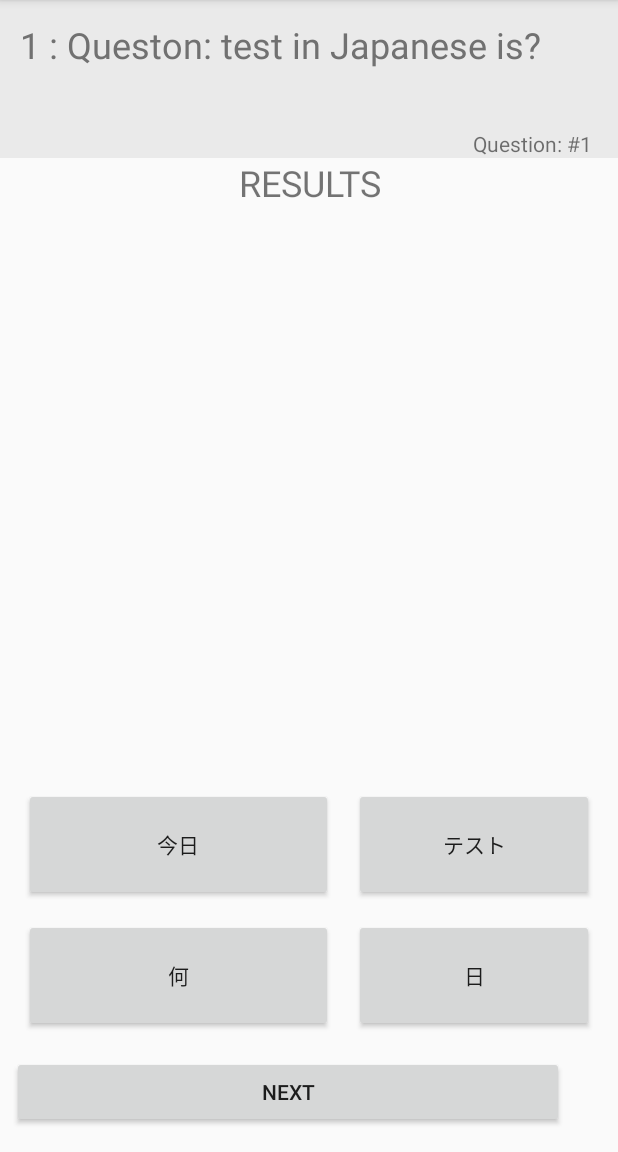
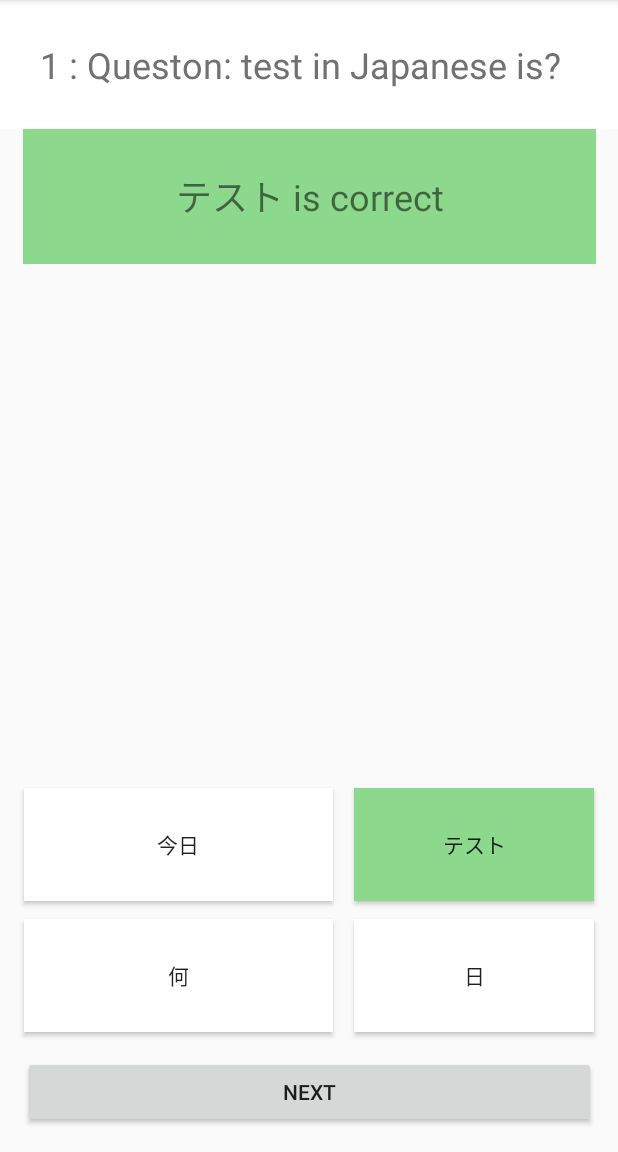
Before and after one commit to mosesweb/JapaneseWordsSimpleQuiz, an Android app: the wordTestActivity screen opened directly, with no data from a screen before it, after a tap on "テスト", on a phone screen of 412 x 824 dp, the part 84-1236 px from its top. Run offline under Robolectric (Android 15) with nearby library versions, the phone set to English and light mode, and no system bars.

Commit message:
new result activity, layout changes, colors

```diff
--- a/app/src/main/AndroidManifest.xml
+++ b/app/src/main/AndroidManifest.xml
@@ -6,6 +6,7 @@
         android:allowBackup="true"
         android:icon="@mipmap/ic_launcher"
         android:label="@string/app_name"
+        android:screenOrientation="portrait"
         android:supportsRtl="true"
         android:theme="@style/AppTheme">
         <activity android:name=".MainActivity">
@@ -15,7 +16,8 @@
                 <category android:name="android.intent.category.LAUNCHER" />
             </intent-filter>
         </activity>
-        <activity android:name=".wordTestActivity"></activity>
+        <activity android:name=".wordTestActivity" />
+        <activity android:name=".results_activity"></activity>
     </application>
 
 </manifest>
--- a/app/src/main/java/com/example/studerande/japanesewords/wordTestActivity.java
+++ b/app/src/main/java/com/example/studerande/japanesewords/wordTestActivity.java
@@ -1,6 +1,7 @@
 package com.example.studerande.japanesewords;
 
 import android.content.Intent;
+import android.provider.CalendarContract;
 import android.support.annotation.NonNull;
 import android.support.v7.app.AppCompatActivity;
 import android.os.Bundle;
@@ -69,10 +70,10 @@ public class wordTestActivity extends AppCompatActivity {
         setContentView(R.layout.activity_word_test);
 
         TextView tw = (TextView) findViewById(R.id.question_tw);
-        TextView tw_q = (TextView) findViewById(R.id.q_num);
-        tw_q.setText("Question: #1");
+        // TextView tw_q = (TextView) findViewById(R.id.q_num);
+       // tw_q.setText("Question: #1");
 
-        Toast.makeText(this, word2.Japanese, Toast.LENGTH_SHORT).show();
+       // Toast.makeText(this, word2.Japanese, Toast.LENGTH_SHORT).show();
 
         final word current_quest_word = word;
 
@@ -82,22 +83,36 @@ public class wordTestActivity extends AppCompatActivity {
     public void onClick(View v)
     {
         Button b = (Button)v;
+        Button currButton = ((Button) v);
+
         String the_btn_answer = b.getText().toString();
         String res = "";
+        TextView result_textview = (TextView) findViewById(R.id.result_text);
+
+        currButton.setBackgroundResource(R.color.greenCorrect);
+        String buttonText = ((Button) v).getText().toString();
+        //Toast.makeText(this, buttonText, Toast.LENGTH_LONG).show();
+
         if(checkAnswer(the_btn_answer))
         {
             res = "correct!";
-            Toast.makeText(wordTestActivity.this, res, Toast.LENGTH_SHORT).show();
+          //  Toast.makeText(wordTestActivity.this, res, Toast.LENGTH_SHORT).show();
             current_word_num++;
             Button nextbtn = (Button) findViewById(R.id.next_button);
             nextbtn.setText("NEXT");
             nextbtn.setEnabled(true);
 
+            result_textview.setBackgroundResource(R.color.greenCorrect);
+            result_textview.setText(current_word.Japanese + " is correct");
+
         }
         else
         {
             res = "wrong!";
-            Toast.makeText(wordTestActivity.this, res, Toast.LENGTH_SHORT).show();
+           // Toast.makeText(wordTestActivity.this, res, Toast.LENGTH_SHORT).show();
+            result_textview.setBackgroundResource(R.color.redWrong);
+            result_textview.setText(currButton.getText().toString() + " is wrong");
+            currButton.setBackgroundResource(R.color.redWrong);
         }
     }
 
@@ -108,7 +123,27 @@ public class wordTestActivity extends AppCompatActivity {
         Button nextbtn = (Button) findViewById(R.id.next_button);
         nextbtn.setText("ANSWER");
         nextbtn.setEnabled(false);
+        resetAllButtons();
     }
+    public void resetAllButtons()
+    {
+        Button btn1 = (Button) findViewById(R.id.ansr_btn1);
+        Button btn2 = (Button) findViewById(R.id.ansr_btn2);
+        Button btn3 = (Button) findViewById(R.id.ansr_btn3);
+        Button btn4 = (Button) findViewById(R.id.ansr_btn4);
+        btn1.setBackgroundResource(R.color.whiteDef);
+        btn2.setBackgroundResource(R.color.whiteDef);
+        btn3.setBackgroundResource(R.color.whiteDef);
+        btn4.setBackgroundResource(R.color.whiteDef);
+
+        TextView result_textview = (TextView) findViewById(R.id.result_text);
+        result_textview.setText("Awaiting your answer...");
+        result_textview.setBackgroundResource(R.color.whiteDef);
+
+        TextView description_textview = (TextView) findViewById(R.id.description_textview);
+        description_textview.setText("");
+    }
+
 
     public void getQuestion(int q_num)
     {
@@ -116,8 +151,8 @@ public class wordTestActivity extends AppCompatActivity {
         if(q_num != mylist.size()) {
             int whatnumberofquestion = 0;
             whatnumberofquestion = q_num + 1;
-            TextView tw_q = (TextView) findViewById(R.id.q_num);
-            tw_q.setText("Question: #" + whatnumberofquestion);
+           // TextView tw_q = (TextView) findViewById(R.id.q_num);
+            // tw_q.setText("Question: #" + whatnumberofquestion);
 
             current_word = (word) mylist.get(q_num);
             setRandomOptions();
@@ -129,6 +164,10 @@ public class wordTestActivity extends AppCompatActivity {
         else
         {
             tw.setText("ALL QUESTIONS ARE DONE!");
+            String myresult = "hey this is my result!";
+            Intent intent = new Intent(getBaseContext(), results_activity.class);
+            intent.putExtra("RESULT_IS", myresult);
+            startActivity(intent);
         }
     }
     public Boolean checkAnswer(String jap_jap)
--- a/app/src/main/res/layout/activity_word_test.xml
+++ b/app/src/main/res/layout/activity_word_test.xml
@@ -12,35 +12,24 @@
     <TextView
         android:id="@+id/question_tw"
         android:layout_width="0dp"
-        android:layout_height="105dp"
-        android:text="TextView"
-        android:textSize="24sp"
-        android:textColor="#717171"
-        android:padding="20px"
-        android:background="#EAEAEA"
+        android:layout_height="wrap_content"
+        android:background="@color/whiteDef"
         android:ellipsize="none"
-        android:scrollHorizontally="false"
         android:ems="10"
         android:maxLines="100"
+        android:padding="40px"
+        android:scrollHorizontally="false"
+        android:text="TextView"
+        android:textColor="#717171"
+        android:textSize="24sp"
+        app:layout_constraintHorizontal_bias="0.0"
+        app:layout_constraintLeft_toLeftOf="parent"
+        app:layout_constraintRight_toRightOf="parent"
+        app:layout_constraintTop_toTopOf="parent"
+        tools:layout_constraintLeft_creator="1"
+        tools:layout_constraintRight_creator="1"
         tools:layout_constraintTop_creator="1"
-        tools:layout_constraintRight_creator="1"
-        app:layout_constraintRight_toRightOf="parent"
-        tools:layout_constraintLeft_creator="1"
-        app:layout_constraintLeft_toLeftOf="parent"
-        app:layout_constraintTop_toTopOf="parent"
-        app:layout_constraintHorizontal_bias="0.0" />
-
-    <TextView
-        android:id="@+id/q_num"
-        android:layout_width="wrap_content"
-        android:layout_height="wrap_content"
-        android:text="TextView"
-        android:layout_marginEnd="17dp"
-        tools:layout_constraintRight_creator="1"
-        tools:layout_constraintBottom_creator="1"
-        app:layout_constraintBottom_toBottomOf="@+id/question_tw"
-        app:layout_constraintRight_toRightOf="@+id/question_tw"
-        android:layout_marginRight="17dp" />
+        />
 
     <Button
         android:id="@+id/ansr_btn3"
@@ -54,7 +43,8 @@
         app:layout_constraintBottom_toTopOf="@+id/ansr_btn4"
         app:layout_constraintRight_toRightOf="parent"
         android:layout_marginBottom="12dp"
-        android:layout_marginRight="16dp" />>
+        android:layout_marginRight="16dp"
+        android:background="@color/whiteDef"/>
 
     <Button
         android:id="@+id/ansr_btn2"
@@ -67,7 +57,8 @@
         app:layout_constraintBaseline_toBaselineOf="@+id/ansr_btn4"
         tools:layout_constraintBaseline_creator="1"
         tools:layout_constraintLeft_creator="1"
-        app:layout_constraintLeft_toLeftOf="@+id/ansr_btn1" />
+        app:layout_constraintLeft_toLeftOf="@+id/ansr_btn1"
+        android:background="@color/whiteDef"/>
 
     <Button
         android:id="@+id/ansr_btn4"
@@ -81,7 +72,8 @@
         app:layout_constraintRight_toRightOf="@+id/ansr_btn3"
         tools:layout_constraintLeft_creator="1"
         android:layout_marginBottom="80dp"
-        app:layout_constraintLeft_toLeftOf="@+id/ansr_btn3" />
+        app:layout_constraintLeft_toLeftOf="@+id/ansr_btn3"
+        android:background="@color/whiteDef"/>
 
     <Button
         android:id="@+id/ansr_btn1"
@@ -99,26 +91,26 @@
         android:layout_marginBottom="12dp"
         app:layout_constraintLeft_toLeftOf="parent"
         android:layout_marginLeft="16dp"
-        android:layout_marginRight="14dp" />
+        android:layout_marginRight="14dp"
+        android:background="@color/whiteDef"/>
 
     <Button
         android:id="@+id/next_button"
-        android:layout_width="368dp"
-        android:layout_height="wrap_content"
+        android:layout_width="382dp"
+        android:layout_height="48dp"
         android:layout_marginBottom="16dp"
-        android:layout_marginLeft="8dp"
-        android:layout_marginStart="8dp"
         android:onClick="nextQuestion"
         android:text="Button"
         app:layout_constraintBottom_toBottomOf="parent"
+        tools:layout_constraintBottom_creator="1"
+        tools:layout_constraintLeft_creator="1"
         app:layout_constraintLeft_toLeftOf="parent"
-        tools:layout_constraintBottom_creator="1"
-        tools:layout_constraintLeft_creator="1" />
+        app:layout_constraintRight_toRightOf="parent" />
 
     <TextView
         android:id="@+id/result_text"
-        android:layout_width="0dp"
-        android:layout_height="79dp"
+        android:layout_width="382dp"
+        android:layout_height="90dp"
         android:text="RESULTS"
         android:textAlignment="center"
         android:textSize="24sp"
@@ -127,6 +119,21 @@
         app:layout_constraintTop_toBottomOf="@+id/question_tw"
         tools:layout_constraintLeft_creator="1"
         tools:layout_constraintRight_creator="1"
-        tools:layout_constraintTop_creator="1" />
+        tools:layout_constraintTop_creator="1"
+        android:padding="20px"
+        android:gravity="center"
+        android:layout_marginTop="0dp" />
+
+    <TextView
+        android:id="@+id/description_textview"
+        android:layout_width="382dp"
+        android:layout_height="67dp"
+        android:layout_marginTop="8dp"
+        android:textSize="20sp"
+        app:layout_constraintHorizontal_bias="0.0"
+        app:layout_constraintLeft_toLeftOf="parent"
+        app:layout_constraintRight_toRightOf="parent"
+        app:layout_constraintTop_toBottomOf="@+id/result_text"
+        tools:text="text here" />
 
 </android.support.constraint.ConstraintLayout>
--- a/app/src/main/res/values/colors.xml
+++ b/app/src/main/res/values/colors.xml
@@ -3,4 +3,11 @@
     <color name="colorPrimary">#3F51B5</color>
     <color name="colorPrimaryDark">#303F9F</color>
     <color name="colorAccent">#FF4081</color>
+    <color name="greenCorrect">#8cd88c</color>
+    <color name="redWrong">#d88c8c</color>
+    <color name="whiteDef">#ffffff</color>
+
+
+
+
 </resources>
```
Also changed, not shown: app/src/main/java/com/example/studerande/japanesewords/results_activity.java (added, +20 -0 lines), app/src/main/res/layout/activity_main.xml (+24 -8 lines), app/src/main/res/layout/activity_results_activity.xml (added, +21 -0 lines).
